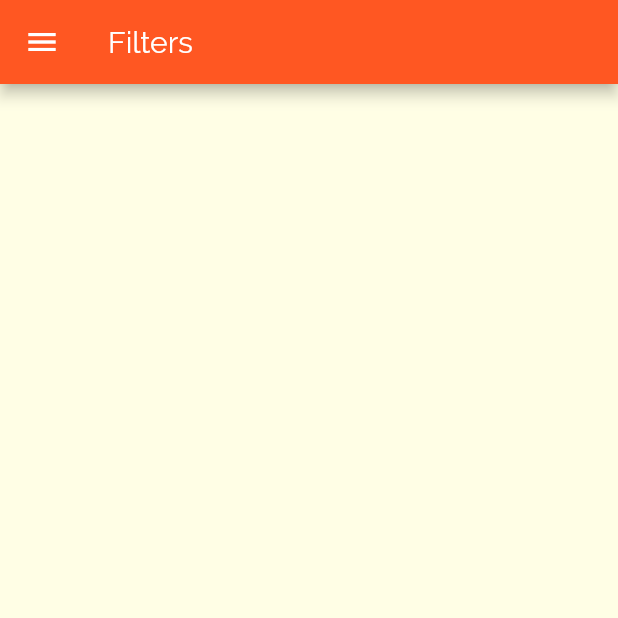
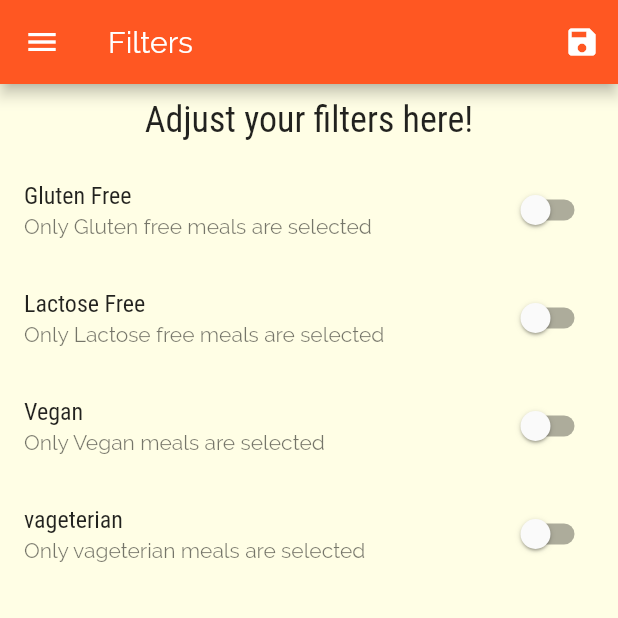
Before and after one commit to NisAchal/foodi, a Flutter app: the FilterScreen screen opened by its route, on a phone screen of 412 x 824 dp, the top half of it. Run offline on Flutter 3.47's test engine with Material 2 defaults, Android fonts, the phone set to English and light mode, and no system bars; network calls fail.

Commit message:
managed filter screen and did state life cycle

```diff
--- a/lib/main.dart
+++ b/lib/main.dart
@@ -1,14 +1,49 @@
 import 'package:flutter/material.dart';
+import 'package:foodi_app/dummy_data.dart';
+import 'package:foodi_app/models/meal.dart';
 import 'package:foodi_app/screens/bottom_bar.dart';
 import 'package:foodi_app/screens/category_meal_screen.dart';
 import 'package:foodi_app/screens/category_overview_screen.dart';
 import 'package:foodi_app/screens/filter_screen.dart';
 import 'package:foodi_app/screens/meal_details_screen.dart';
-import 'package:foodi_app/screens/tab_view_screen.dart';
+//import 'package:foodi_app/screens/tab_view_screen.dart';
 
 void main() => runApp(MyApp());
 
-class MyApp extends StatelessWidget {
+class MyApp extends StatefulWidget {
+  @override
+  _MyAppState createState() => _MyAppState();
+}
+
+class _MyAppState extends State<MyApp> {
+  Map<String, bool> _filter = {
+    'gluten': false,
+    'lactose': false,
+    'vegan': false,
+    'vegetarian': false,
+  };
+  List<Meal> _availableMeals = DUMMY_MEALS;
+  void _setFilter(Map<String, bool> filterData) {
+    setState(() {
+      _filter = filterData;
+      _availableMeals = DUMMY_MEALS.where((meal) {
+        if (_filter['gluten'] && !meal.isGlutenFree) {
+          return false;
+        }
+        if (_filter['lactose'] && !meal.isLactoseFree) {
+          return false;
+        }
+        if (_filter['vegetarian'] && !meal.isVegetarian) {
+          return false;
+        }
+        if (_filter['vegan'] && !meal.isVegan) {
+          return false;
+        }
+        return true;
+      }).toList();
+    });
+  }
+
   @override
   Widget build(BuildContext context) {
     return MaterialApp(
@@ -31,10 +66,11 @@ class MyApp extends StatelessWidget {
       ),
       home: BottomBarScreen(),
       routes: {
-        CategoryMealScreen.routeName: (ctx) => CategoryMealScreen(),
+        CategoryMealScreen.routeName: (ctx) =>
+            CategoryMealScreen(_availableMeals),
         MealDetailScreen.routeName: (ctx) => MealDetailScreen(),
         BottomBarScreen.routeName: (ctx) => BottomBarScreen(),
-        FilterScreen.routeName: (ctx) => FilterScreen(),
+        FilterScreen.routeName: (ctx) => FilterScreen(_setFilter, _filter),
       },
       onUnknownRoute: (settings) {
         return MaterialPageRoute(builder: (ctx) => CategoryOverviewScreen());
--- a/lib/screens/filter_screen.dart
+++ b/lib/screens/filter_screen.dart
@@ -1,16 +1,109 @@
 import 'package:flutter/material.dart';
 import 'package:foodi_app/widgets/main_drawer.dart';
 
-class FilterScreen extends StatelessWidget {
+class FilterScreen extends StatefulWidget {
   static const String routeName = '/filter_screen';
+  final Function setFilter;
+  final Map<String, bool> currentFilter;
+  FilterScreen(this.setFilter, this.currentFilter);
+
+  @override
+  _FilterScreenState createState() => _FilterScreenState();
+}
+
+class _FilterScreenState extends State<FilterScreen> {
+  bool _glutenFree = false;
+  bool _vegan = false;
+  bool _vegetarian = false;
+  bool _LactoseFree = false;
+
+  Widget _buildSwitchListTile(String title, String description,
+      bool currentValue, Function updateValue) {
+    return SwitchListTile(
+      title: Text(title),
+      value: currentValue,
+      subtitle: Text(description),
+      onChanged: updateValue,
+    );
+  }
+
+  @override
+  void initState() {
+    _glutenFree = widget.currentFilter['gluten'];
+    _vegan = widget.currentFilter['vegan'];
+    _vegetarian = widget.currentFilter['vegetarian'];
+    _LactoseFree = widget.currentFilter['lactose'];
+    super.initState();
+  }
 
   @override
   Widget build(BuildContext context) {
     return Scaffold(
-      appBar: AppBar(
-        title: Text('Filters'),
-      ),
-      drawer: MainDrawer(),
-    );
+        appBar: AppBar(
+          title: Text('Filters'),
+          actions: <Widget>[
+            IconButton(
+              icon: Icon(Icons.save),
+              onPressed: () {
+                final filterData = {
+                  'gluten': _glutenFree,
+                  'lactose': _LactoseFree,
+                  'vegan': _vegan,
+                  'vegetarian': _vegetarian,
+                };
+                widget.setFilter(filterData);
+              },
+            )
+          ],
+        ),
+        drawer: MainDrawer(),
+        body: Column(
+          children: <Widget>[
+            Container(
+              padding: EdgeInsets.all(10),
+              child: Text(
+                'Adjust your filters here!',
+                style: Theme.of(context).textTheme.title,
+              ),
+            ),
+            Expanded(
+              child: ListView(
+                children: <Widget>[
+                  _buildSwitchListTile(
+                      'Gluten Free',
+                      'Only Gluten free meals are selected',
+                      _glutenFree, (value) {
+                    setState(() {
+                      _glutenFree = value;
+                    });
+                  }),
+                  _buildSwitchListTile(
+                      'Lactose Free',
+                      'Only Lactose free meals are selected',
+                      _LactoseFree, (value) {
+                    setState(() {
+                      _LactoseFree = value;
+                    });
+                  }),
+                  _buildSwitchListTile(
+                      'Vegan', 'Only Vegan meals are selected', _vegan,
+                      (value) {
+                    setState(() {
+                      _vegan = value;
+                    });
+                  }),
+                  _buildSwitchListTile(
+                      'vageterian',
+                      'Only vageterian meals are selected',
+                      _vegetarian, (value) {
+                    setState(() {
+                      _vegetarian = value;
+                    });
+                  }),
+                ],
+              ),
+            )
+          ],
+        ));
   }
 }
```
Also changed, not shown: lib/screens/category_meal_screen.dart (+26 -9 lines).
